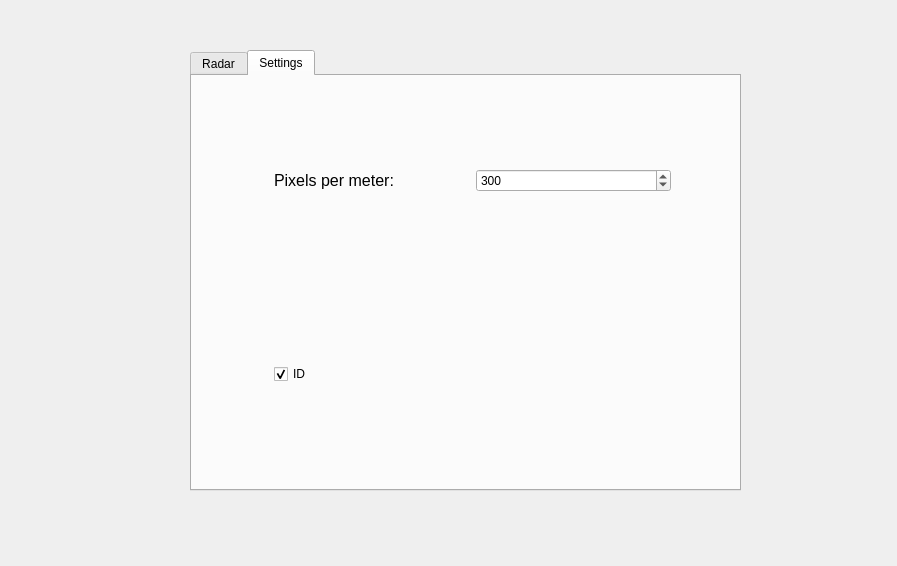
The window that resource/radar_tabs.ui (ros4hri/rqt_hri_radar) describes before a commit, drawn with Qt 5.
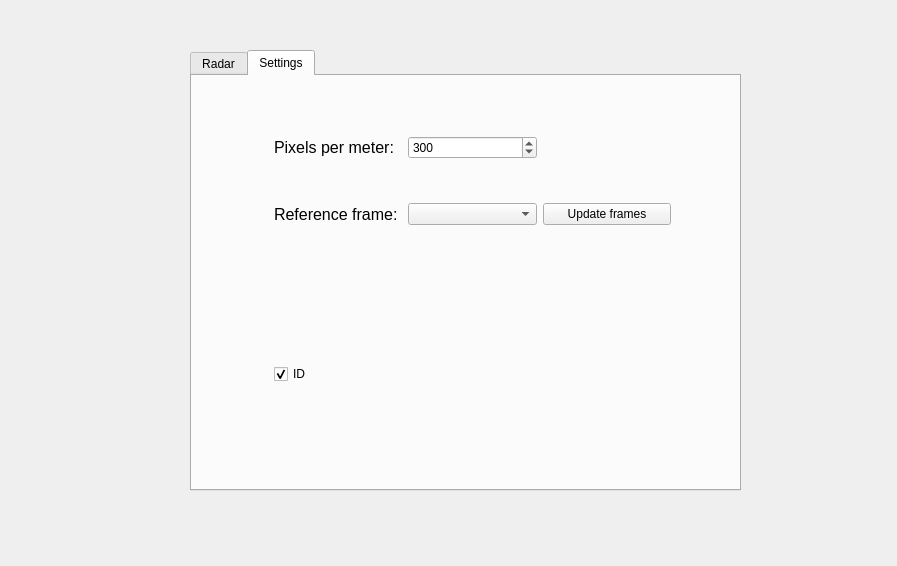
The same window after the commit.

Commit message:
reference frame selection
it's now possible deciding which reference frame to use

What changed in the file:
```diff
--- a/resource/radar_tabs.ui
+++ b/resource/radar_tabs.ui
@@ -96,6 +96,31 @@
       <item>
        <widget class="QWidget" name="gridWidget" native="true">
         <layout class="QGridLayout" name="gridLayout">
+         <item row="2" column="1">
+          <widget class="QComboBox" name="refFrameComboBox">
+           <property name="enabled">
+            <bool>true</bool>
+           </property>
+           <property name="sizePolicy">
+            <sizepolicy hsizetype="Minimum" vsizetype="Fixed">
+             <horstretch>0</horstretch>
+             <verstretch>0</verstretch>
+            </sizepolicy>
+           </property>
+          </widget>
+         </item>
+         <item row="2" column="0">
+          <widget class="QLabel" name="refFrameLabel">
+           <property name="font">
+            <font>
+             <pointsize>12</pointsize>
+            </font>
+           </property>
+           <property name="text">
+            <string>Reference frame:</string>
+           </property>
+          </widget>
+         </item>
          <item row="0" column="0">
           <widget class="QLabel" name="ppmLabel">
            <property name="font">
@@ -110,6 +135,9 @@
          </item>
          <item row="0" column="1">
           <widget class="QSpinBox" name="ppmSpinBox">
+           <property name="frame">
+            <bool>true</bool>
+           </property>
            <property name="minimum">
             <number>50</number>
            </property>
@@ -124,6 +152,13 @@
            </property>
           </widget>
          </item>
+         <item row="2" column="2">
+          <widget class="QPushButton" name="reloadButton">
+           <property name="text">
+            <string>Update frames</string>
+           </property>
+          </widget>
+         </item>
         </layout>
        </widget>
       </item>
```
The commit also changes 4 other files.
